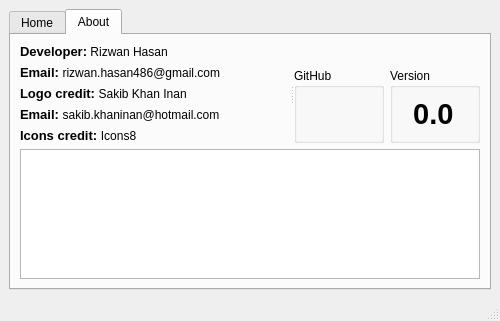
Old version of the form ui/mainwindow.ui in the repository Rizwan-Hasan/Free-Hash-Checker.
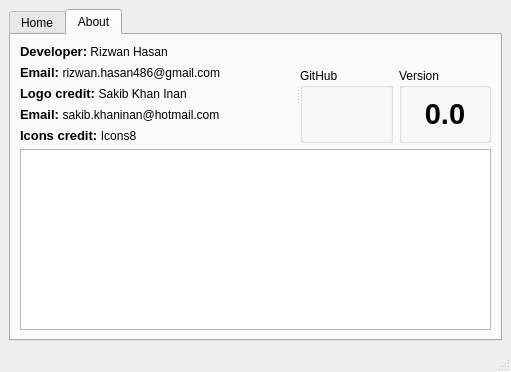
New version of the form. The open tabs and pages were chosen to show the change. Icons and pictures are not drawn.

The edit to the form file:
```diff
--- a/ui/mainwindow.ui
+++ b/ui/mainwindow.ui
@@ -12,8 +12,8 @@
    <rect>
     <x>0</x>
     <y>0</y>
-    <width>500</width>
-    <height>321</height>
+    <width>511</width>
+    <height>372</height>
    </rect>
   </property>
   <property name="sizePolicy">
@@ -435,10 +435,7 @@
             <item>
              <widget class="QLabel" name="developerName">
               <property name="text">
-               <string>&lt;html&gt;&lt;head/&gt;&lt;body&gt;&lt;p&gt;&lt;span
-                                                                style=&quot; font-size:10pt; font-weight:600;&quot;&gt;Developer:&lt;/span&gt;
-                                                                Rizwan Hasan&lt;/span&gt;&lt;/p&gt;&lt;/body&gt;&lt;/html&gt;
-                                                            </string>
+               <string>&lt;html&gt;&lt;head/&gt;&lt;body&gt;&lt;p&gt;&lt;span style=&quot; font-size:10pt; font-weight:600;&quot;&gt;Developer:&lt;/span&gt; Rizwan Hasan&lt;/span&gt;&lt;/p&gt;&lt;/body&gt;&lt;/html&gt;</string>
               </property>
               <property name="scaledContents">
                <bool>false</bool>
@@ -451,10 +448,7 @@
             <item>
              <widget class="QLabel" name="developerEmail">
               <property name="text">
-               <string>&lt;html&gt;&lt;head/&gt;&lt;body&gt;&lt;p&gt;&lt;span
-                                                                style=&quot; font-size:10pt; font-weight:600;&quot;&gt;Email:
-                                                                &lt;/span&gt;rizwan.hasan486@gmail.com&lt;/span&gt;&lt;/p&gt;&lt;/body&gt;&lt;/html&gt;
-                                                            </string>
+               <string>&lt;html&gt;&lt;head/&gt;&lt;body&gt;&lt;p&gt;&lt;span style=&quot; font-size:10pt; font-weight:600;&quot;&gt;Email: &lt;/span&gt;rizwan.hasan486@gmail.com &lt;/p&gt;&lt;/body&gt;&lt;/html&gt;</string>
               </property>
               <property name="openExternalLinks">
                <bool>true</bool>
@@ -464,10 +458,7 @@
             <item>
              <widget class="QLabel" name="logoCreditName">
               <property name="text">
-               <string>&lt;html&gt;&lt;head/&gt;&lt;body&gt;&lt;p&gt;&lt;span
-                                                                style=&quot; font-size:10pt; font-weight:600;&quot;&gt;Logo
-                                                                credit: &lt;/span&gt;Sakib Khan Inan&lt;/p&gt;&lt;/body&gt;&lt;/html&gt;
-                                                            </string>
+               <string>&lt;html&gt;&lt;head/&gt;&lt;body&gt;&lt;p&gt;&lt;span style=&quot; font-size:10pt; font-weight:600;&quot;&gt;Logo credit: &lt;/span&gt;Sakib Khan Inan &lt;/p&gt;&lt;/body&gt;&lt;/html&gt;</string>
               </property>
               <property name="openExternalLinks">
                <bool>true</bool>
@@ -477,20 +468,14 @@
             <item>
              <widget class="QLabel" name="logoCreditEmail">
               <property name="text">
-               <string>&lt;html&gt;&lt;head/&gt;&lt;body&gt;&lt;p&gt;&lt;span
-                                                                style=&quot; font-size:10pt; font-weight:600;&quot;&gt;Email:
-                                                                &lt;/span&gt;sakib.khaninan@hotmail.com&lt;/p&gt;&lt;/body&gt;&lt;/html&gt;
-                                                            </string>
+               <string>&lt;html&gt;&lt;head/&gt;&lt;body&gt;&lt;p&gt;&lt;span style=&quot; font-size:10pt; font-weight:600;&quot;&gt;Email: &lt;/span&gt;sakib.khaninan@hotmail.com &lt;/p&gt;&lt;/body&gt;&lt;/html&gt;</string>
               </property>
              </widget>
             </item>
             <item>
              <widget class="QLabel" name="icons8Credit">
               <property name="text">
-               <string>&lt;html&gt;&lt;head/&gt;&lt;body&gt;&lt;p&gt;&lt;span
-                                                                style=&quot; font-size:10pt; font-weight:600;&quot;&gt;Icons
-                                                                credit: &lt;/span&gt;Icons8&lt;/p&gt;&lt;/body&gt;&lt;/html&gt;
-                                                            </string>
+               <string>&lt;html&gt;&lt;head/&gt;&lt;body&gt;&lt;p&gt;&lt;span style=&quot; font-size:10pt; font-weight:600;&quot;&gt;Icons credit: &lt;/span&gt;Icons8&lt;/p&gt;&lt;/body&gt;&lt;/html&gt;</string>
               </property>
               <property name="openExternalLinks">
                <bool>true</bool>
@@ -522,11 +507,7 @@
                  <item>
                   <widget class="QLabel" name="sourceCodeLink">
                    <property name="text">
-                    <string>&lt;html&gt;&lt;head/&gt;&lt;body&gt;&lt;p
-                                                                                    align=&quot;center&quot;&gt;&lt;a
-                                                                                    href=&quot;https://github.com/Rizwan-Hasan/Free-Hash-Checker&quot;&gt;&lt;img
-                                                                                    src=&quot;:/github/github.png&quot;/&gt;&lt;/a&gt;&lt;/p&gt;&lt;/body&gt;&lt;/html&gt;
-                                                                                </string>
+                    <string>&lt;html&gt;&lt;head/&gt;&lt;body&gt;&lt;p align=&quot;center&quot;&gt;&lt;a href=&quot;https://github.com/Rizwan-Hasan/Free-Hash-Checker&quot;&gt;&lt;img src=&quot;:/github/github.png&quot;/&gt;&lt;/a&gt;&lt;/p&gt;&lt;/body&gt;&lt;/html&gt;</string>
                    </property>
                    <property name="openExternalLinks">
                     <bool>true</bool>
@@ -545,11 +526,7 @@
                  <item>
                   <widget class="QLabel" name="applicationVersion">
                    <property name="text">
-                    <string>&lt;html&gt;&lt;head/&gt;&lt;body&gt;&lt;p
-                                                                                    align=&quot;center&quot;&gt;&lt;span
-                                                                                    style=&quot; font-size:22pt;
-                                                                                    font-weight:600;&quot;&gt;0.0&lt;/span&gt;&lt;/p&gt;&lt;/body&gt;&lt;/html&gt;
-                                                                                </string>
+                    <string>&lt;html&gt;&lt;head/&gt;&lt;body&gt;&lt;p align=&quot;center&quot;&gt;&lt;span style=&quot; font-size:22pt; font-weight:600;&quot;&gt;0.0&lt;/span&gt;&lt;/p&gt;&lt;/body&gt;&lt;/html&gt;</string>
                    </property>
                   </widget>
                  </item>
```
Left out of the diff: 4 changed lines with no effect on the pictures.
